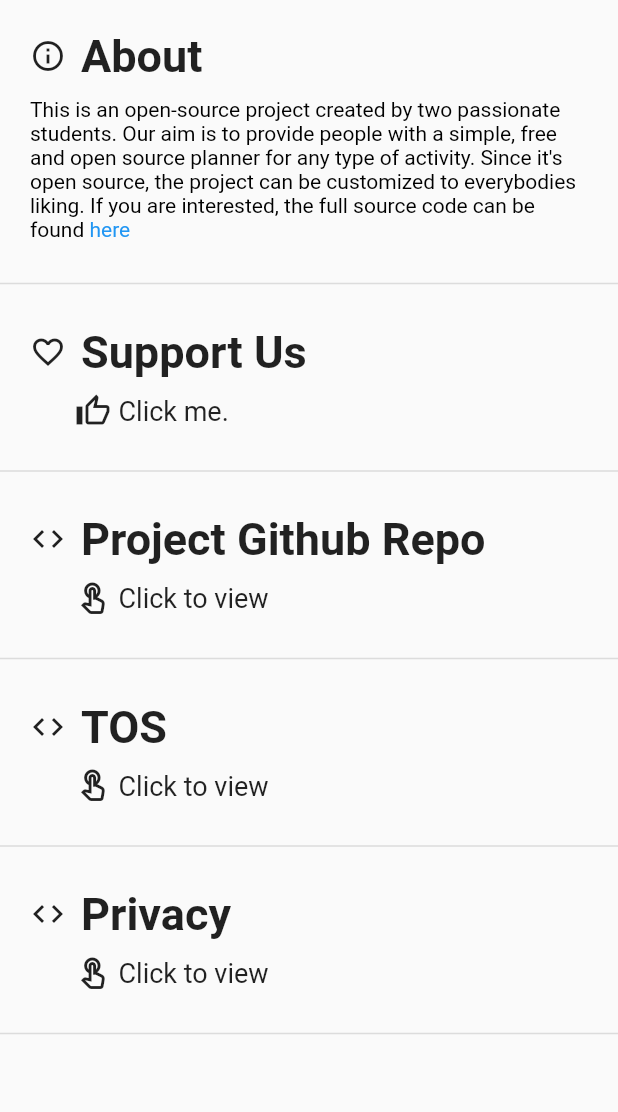
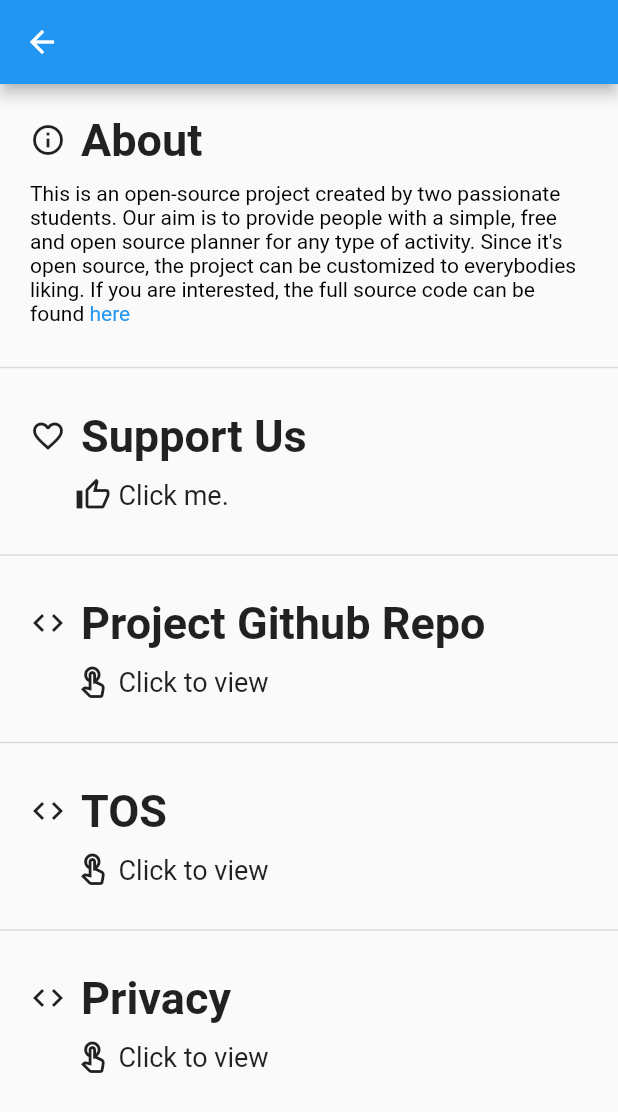
Before and after one commit to XDDK/LightPlan, a Flutter app: the SettingsPage screen opened by its route, on a phone screen of 412 x 824 dp. Shown: the top 1112 px of the screen. Run offline on Flutter 3.47's test engine with Material 2 defaults, Android fonts, the light colour scheme and no system bars; our stand-ins replace hive, hive_flutter; missing offline and left inert: launch_review; accounts and stored records are empty; generated files the repository leaves out were written again.

Commit message:
scrollable settings

```diff
--- a/lib/ui/screens/settings_page.dart
+++ b/lib/ui/screens/settings_page.dart
@@ -7,12 +7,13 @@ import 'package:url_launcher/url_launcher.dart';
 import '../widgets/containers/my_container.dart';
 
 class SettingsPage extends StatelessWidget {
-
   @override
   Widget build(BuildContext context) {
     return SafeArea(
       child: Scaffold(
-        body: Column(
+        appBar: AppBar(title: Text("")),
+        body: SingleChildScrollView(
+          child: Column(
             mainAxisSize: MainAxisSize.min,
             children: [
               _buildItem(
@@ -128,8 +129,8 @@ class SettingsPage extends StatelessWidget {
                   ),
                 ),
               ),
-            Divider(thickness: 1),
             ],
+          ),
         ),
       ),
     );
```
Lines whose indentation alone changed are shown as unchanged.
